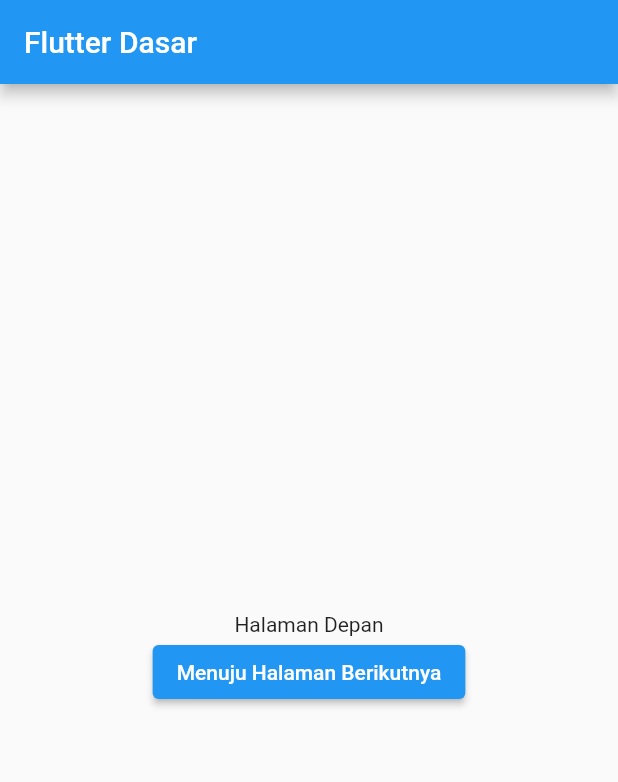
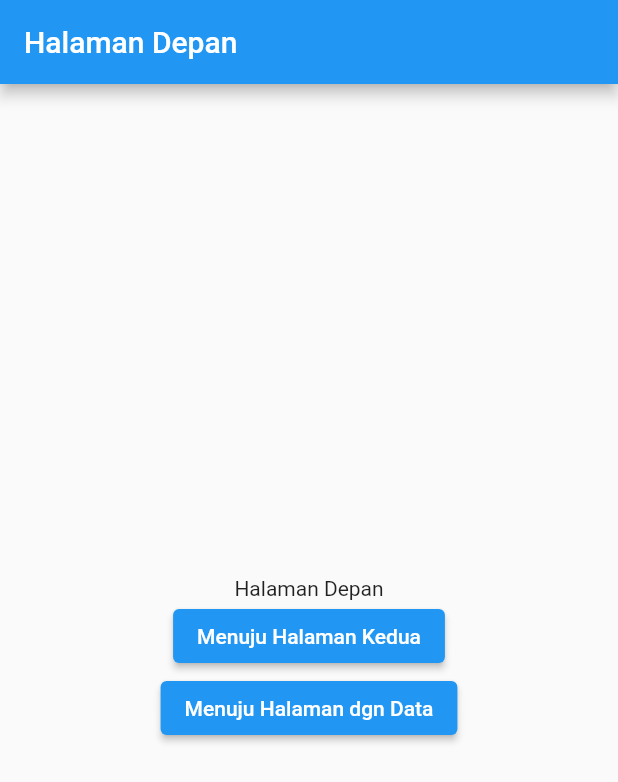
Before and after one commit to kuliahpakdian/flutter_dasar, a Flutter app: the screen it shows after launch, on a phone screen of 412 x 824 dp. Shown: the top 782 px of the screen. Run offline on Flutter 3.47's test engine with Material 2 defaults, Android fonts, the phone set to English and light mode, and no system bars.

Commit message:
Menambahkan contoh untuk navigasi yang melewatkan data

```diff
--- a/lib/main.dart
+++ b/lib/main.dart
@@ -1,4 +1,6 @@
 import 'package:flutter/material.dart';
+import 'package:flutter_dasar/ui/with_data_page.dart';
+import 'ui/second_page.dart';
 import 'ui/my_home_page.dart';
 
 void main() {
@@ -15,7 +17,12 @@ class MainApp extends StatelessWidget {
       theme: ThemeData(
         primarySwatch: Colors.blue,
       ),
-      home: const MyHomePage(title: 'Flutter Dasar'),
+      initialRoute: '/',
+      routes: {
+        '/': (context) => MyHomePage(title: 'Halaman Depan'),
+        '/second': (context) => const SecondPage(title: 'Halaman Kedua'),
+        '/withdata': (context) => const WithDataPage(title: 'Dengan Data')
+      },
     );
   }
 }
--- /dev/null
+++ b/lib/models/screen_arguments.dart
@@ -0,0 +1,6 @@
+class ScreenArguments {
+  final String title;
+  final String message;
+
+  ScreenArguments(this.title, this.message);
+}
--- a/lib/ui/my_home_page.dart
+++ b/lib/ui/my_home_page.dart
@@ -1,5 +1,5 @@
 import 'package:flutter/material.dart';
-import 'package:flutter_dasar/ui/second_page.dart';
+import 'package:flutter_dasar/models/screen_arguments.dart';
 
 class MyHomePage extends StatefulWidget {
   final String title;
@@ -23,15 +23,20 @@ class _MyHomePageState extends State<MyHomePage> {
             const Text('Halaman Depan'),
             ElevatedButton(
               onPressed: () {
-                Navigator.push(
+                Navigator.pushNamed(context, '/second');
+              },
+              child: const Text('Menuju Halaman Kedua'),
+            ),
+            ElevatedButton(
+              onPressed: () {
+                Navigator.pushNamed(
                   context,
-                  MaterialPageRoute(
-                    builder: (context) =>
-                        const SecondPage(title: 'Halaman Kedua'),
-                  ),
+                  '/withdata',
+                  arguments: ScreenArguments(
+                      'Judul dari home', 'isi Pesan dari halaman home'),
                 );
               },
-              child: const Text('Menuju Halaman Berikutnya'),
+              child: const Text('Menuju Halaman dgn Data'),
             ),
           ],
         ),
```
Also changed, not shown: lib/ui/with_data_page.dart (added, +32 -0 lines).
